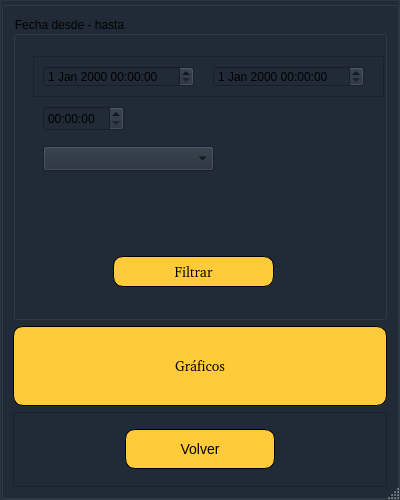
This is OnlineRoutingMapper_dialog_base_estadisticas.ui in valetobares11/EmergencyDispatcher as Qt 5 draws it before an edit. The edited form follows.
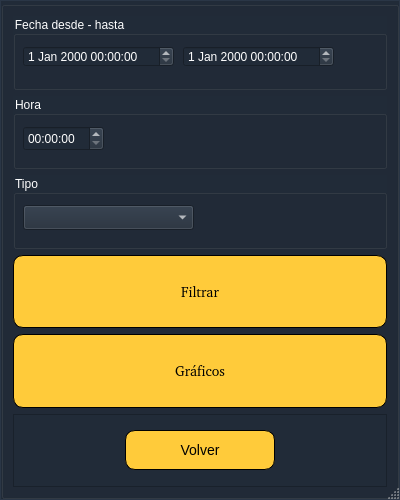
This is the edited form. Custom widgets are drawn as their Qt base class.

Commit message: Cambios en el front de estadisticas

Patch:
```diff
--- a/OnlineRoutingMapper_dialog_base_estadisticas.ui
+++ b/OnlineRoutingMapper_dialog_base_estadisticas.ui
@@ -127,6 +127,15 @@
            <property name="palette">
             <palette>
              <active>
+              <colorrole role="WindowText">
+               <brush brushstyle="SolidPattern">
+                <color alpha="255">
+                 <red>255</red>
+                 <green>255</green>
+                 <blue>255</blue>
+                </color>
+               </brush>
+              </colorrole>
               <colorrole role="Button">
                <brush brushstyle="SolidPattern">
                 <color alpha="255">
@@ -136,6 +145,24 @@
                 </color>
                </brush>
               </colorrole>
+              <colorrole role="Text">
+               <brush brushstyle="SolidPattern">
+                <color alpha="255">
+                 <red>255</red>
+                 <green>255</green>
+                 <blue>255</blue>
+                </color>
+               </brush>
+              </colorrole>
+              <colorrole role="ButtonText">
+               <brush brushstyle="SolidPattern">
+                <color alpha="255">
+                 <red>255</red>
+                 <green>255</green>
+                 <blue>255</blue>
+                </color>
+               </brush>
+              </colorrole>
               <colorrole role="Base">
                <brush brushstyle="SolidPattern">
                 <color alpha="255">
@@ -154,8 +181,26 @@
                 </color>
                </brush>
               </colorrole>
+              <colorrole role="PlaceholderText">
+               <brush brushstyle="SolidPattern">
+                <color alpha="255">
+                 <red>255</red>
+                 <green>255</green>
+                 <blue>255</blue>
+                </color>
+               </brush>
+              </colorrole>
              </active>
              <inactive>
+              <colorrole role="WindowText">
+               <brush brushstyle="SolidPattern">
+                <color alpha="255">
+                 <red>255</red>
+                 <green>255</green>
+                 <blue>255</blue>
+                </color>
+               </brush>
+              </colorrole>
               <colorrole role="Button">
                <brush brushstyle="SolidPattern">
                 <color alpha="255">
@@ -165,6 +210,24 @@
                 </color>
                </brush>
               </colorrole>
+              <colorrole role="Text">
+               <brush brushstyle="SolidPattern">
+                <color alpha="255">
+                 <red>255</red>
+                 <green>255</green>
+                 <blue>255</blue>
+                </color>
+               </brush>
+              </colorrole>
+              <colorrole role="ButtonText">
+               <brush brushstyle="SolidPattern">
+                <color alpha="255">
+                 <red>255</red>
+                 <green>255</green>
+                 <blue>255</blue>
+                </color>
+               </brush>
+              </colorrole>
               <colorrole role="Base">
                <brush brushstyle="SolidPattern">
                 <color alpha="255">
@@ -183,8 +246,26 @@
                 </color>
                </brush>
               </colorrole>
+              <colorrole role="PlaceholderText">
+               <brush brushstyle="SolidPattern">
+                <color alpha="255">
+                 <red>255</red>
+                 <green>255</green>
+                 <blue>255</blue>
+                </color>
+               </brush>
+              </colorrole>
              </inactive>
              <disabled>
+              <colorrole role="WindowText">
+               <brush brushstyle="SolidPattern">
+                <color alpha="255">
+                 <red>255</red>
+                 <green>255</green>
+                 <blue>255</blue>
+                </color>
+               </brush>
+              </colorrole>
               <colorrole role="Button">
                <brush brushstyle="SolidPattern">
                 <color alpha="255">
@@ -194,6 +275,24 @@
                 </color>
                </brush>
               </colorrole>
+              <colorrole role="Text">
+               <brush brushstyle="SolidPattern">
+                <color alpha="255">
+                 <red>255</red>
+                 <green>255</green>
+                 <blue>255</blue>
+                </color>
+               </brush>
+              </colorrole>
+              <colorrole role="ButtonText">
+               <brush brushstyle="SolidPattern">
+                <color alpha="255">
+                 <red>255</red>
+                 <green>255</green>
+                 <blue>255</blue>
+                </color>
+               </brush>
+              </colorrole>
               <colorrole role="Base">
                <brush brushstyle="SolidPattern">
                 <color alpha="255">
@@ -212,51 +311,123 @@
                 </color>
                </brush>
               </colorrole>
+              <colorrole role="PlaceholderText">
+               <brush brushstyle="SolidPattern">
+                <color alpha="255">
+                 <red>255</red>
+                 <green>255</green>
+                 <blue>255</blue>
+                </color>
+               </brush>
+              </colorrole>
              </disabled>
             </palette>
            </property>
+           <property name="tabletTracking">
+            <bool>true</bool>
+           </property>
+           <property name="styleSheet">
+            <string notr="true">color: white;</string>
+           </property>
            <property name="title">
             <string>Fecha desde - hasta</string>
            </property>
+           <widget class="QgsDateTimeEdit" name="form_fecha_desde">
+            <property name="geometry">
+             <rect>
+              <x>10</x>
+              <y>30</y>
+              <width>151</width>
+              <height>21</height>
+             </rect>
+            </property>
+            <property name="styleSheet">
+             <string notr="true">color: white;</string>
+            </property>
+           </widget>
+           <widget class="QgsDateTimeEdit" name="form_fecha_2">
+            <property name="geometry">
+             <rect>
+              <x>170</x>
+              <y>30</y>
+              <width>151</width>
+              <height>21</height>
+             </rect>
+            </property>
+            <property name="styleSheet">
+             <string notr="true">color: white;</string>
+            </property>
+           </widget>
+          </widget>
+         </item>
+         <item>
+          <widget class="QGroupBox" name="groupBox_3">
+           <property name="styleSheet">
+            <string notr="true">color: white;</string>
+           </property>
+           <property name="title">
+            <string>Hora</string>
+           </property>
            <widget class="QTimeEdit" name="form_hora">
             <property name="geometry">
              <rect>
-              <x>30</x>
-              <y>90</y>
+              <x>10</x>
+              <y>30</y>
               <width>81</width>
               <height>25</height>
              </rect>
             </property>
+            <property name="styleSheet">
+             <string notr="true">color: white;</string>
+            </property>
            </widget>
-           <widget class="QPushButton" name="btnMapa">
+          </widget>
+         </item>
+         <item>
+          <widget class="QGroupBox" name="groupBox_4">
+           <property name="styleSheet">
+            <string notr="true">color: white;</string>
+           </property>
+           <property name="title">
+            <string>Tipo</string>
+           </property>
+           <widget class="QComboBox" name="form_tipo">
             <property name="geometry">
              <rect>
-              <x>100</x>
-              <y>240</y>
-              <width>161</width>
-              <height>31</height>
+              <x>10</x>
+              <y>30</y>
+              <width>171</width>
+              <height>25</height>
              </rect>
             </property>
-            <property name="minimumSize">
-             <size>
-              <width>0</width>
-              <height>0</height>
-             </size>
-            </property>
-            <property name="maximumSize">
-             <size>
-              <width>600</width>
-              <height>80</height>
-             </size>
-            </property>
-            <property name="font">
-             <font>
-              <family>URW Gothic [urw]</family>
-              <pointsize>-1</pointsize>
-             </font>
-            </property>
             <property name="styleSheet">
-             <string notr="true">QPushButton {
+             <string notr="true">color: white;</string>
+            </property>
+           </widget>
+          </widget>
+         </item>
+         <item>
+          <widget class="QPushButton" name="btnMapa">
+           <property name="minimumSize">
+            <size>
+             <width>0</width>
+             <height>0</height>
+            </size>
+           </property>
+           <property name="maximumSize">
+            <size>
+             <width>600</width>
+             <height>80</height>
+            </size>
+           </property>
+           <property name="font">
+            <font>
+             <family>URW Gothic [urw]</family>
+             <pointsize>-1</pointsize>
+            </font>
+           </property>
+           <property name="styleSheet">
+            <string notr="true">QPushButton {
 font-size:14px;
 background-color:#ffcb3a;
 border-radius: 10px;
@@ -266,57 +437,10 @@
 QPushButton:hover {
 background-color: #FF0000;
 }</string>
-            </property>
-            <property name="text">
-             <string>Filtrar</string>
-            </property>
-           </widget>
-           <widget class="QComboBox" name="comboBox">
-            <property name="geometry">
-             <rect>
-              <x>30</x>
-              <y>130</y>
-              <width>171</width>
-              <height>25</height>
-             </rect>
-            </property>
-           </widget>
-           <widget class="QFrame" name="frame_3">
-            <property name="geometry">
-             <rect>
-              <x>20</x>
-              <y>40</y>
-              <width>351</width>
-              <height>41</height>
-             </rect>
-            </property>
-            <property name="frameShape">
-             <enum>QFrame::StyledPanel</enum>
-            </property>
-            <property name="frameShadow">
-             <enum>QFrame::Raised</enum>
-            </property>
-            <widget class="QgsDateTimeEdit" name="form_fecha">
-             <property name="geometry">
-              <rect>
-               <x>10</x>
-               <y>10</y>
-               <width>151</width>
-               <height>21</height>
-              </rect>
-             </property>
-            </widget>
-            <widget class="QgsDateTimeEdit" name="form_fecha_2">
-             <property name="geometry">
-              <rect>
-               <x>180</x>
-               <y>10</y>
-               <width>151</width>
-               <height>21</height>
-              </rect>
-             </property>
-            </widget>
-           </widget>
+           </property>
+           <property name="text">
+            <string>Filtrar</string>
+           </property>
           </widget>
          </item>
          <item>
```
The commit also changes 1 other file.
